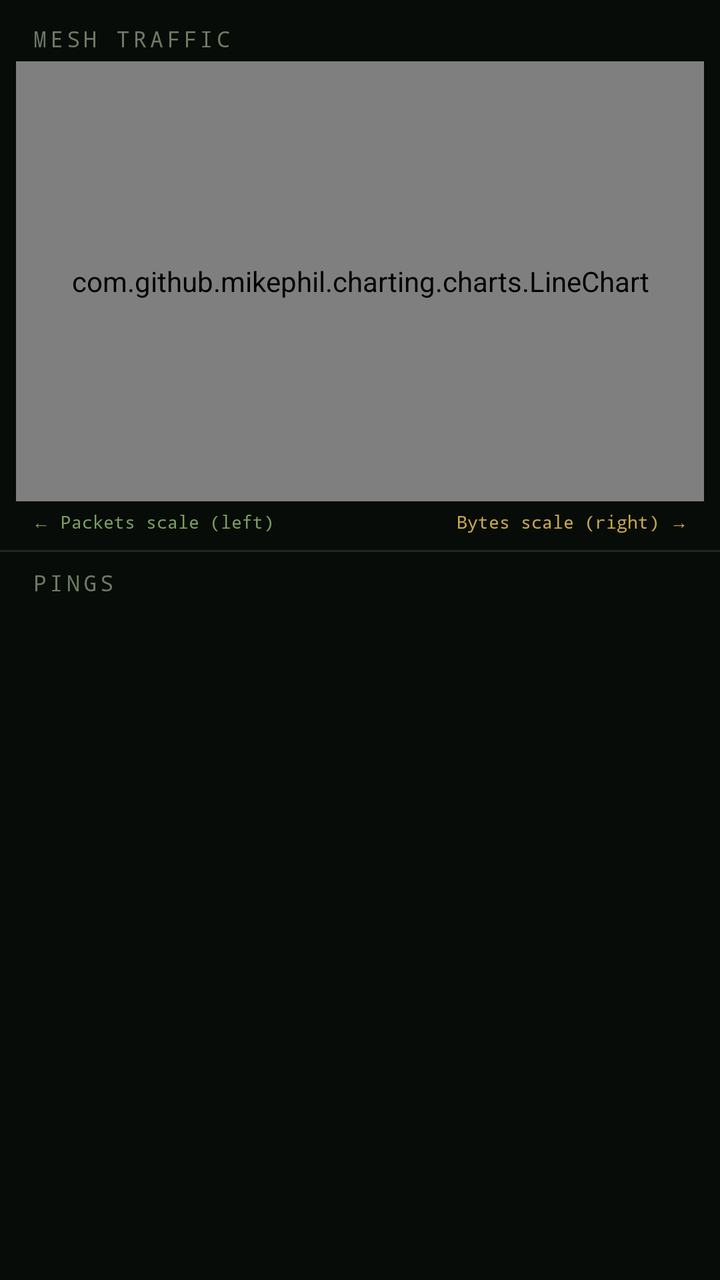
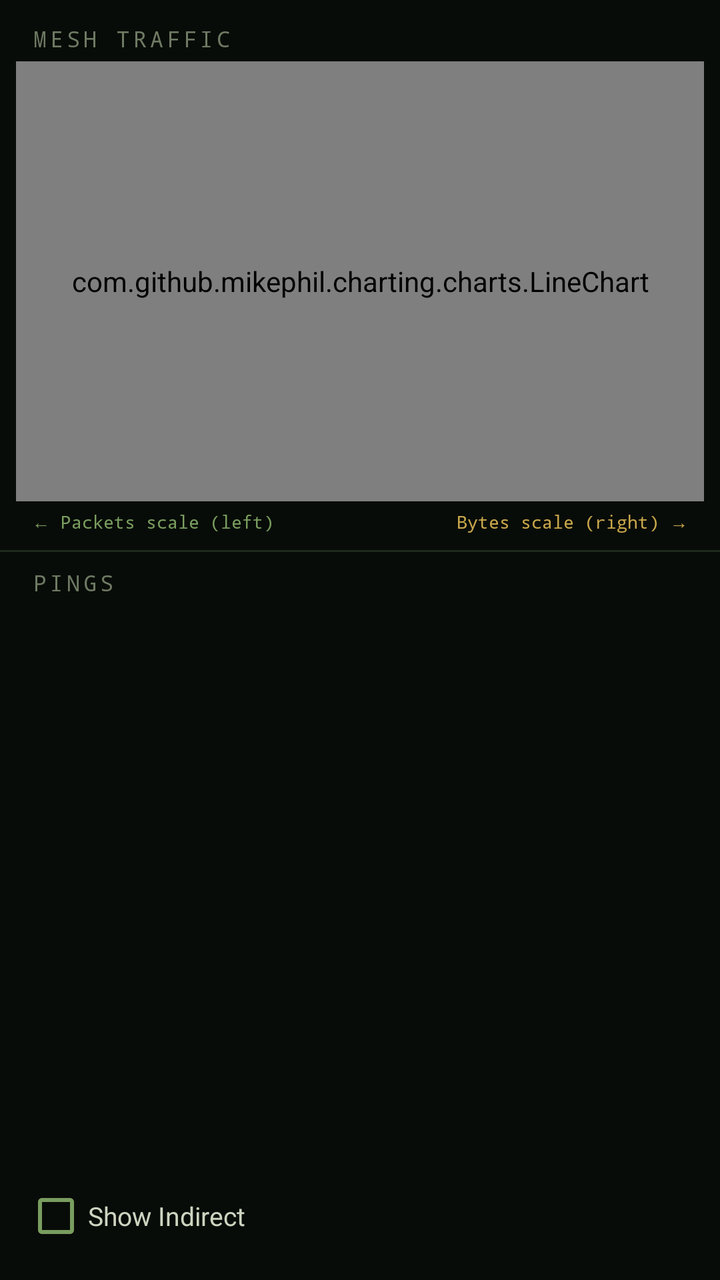

Before-and-after screenshots of an Android layout around one commit, followed by the original layout XML and the change that was made.
<!-- AndroidManifest.xml: application theme Theme.BlackoutCommsLive -->
<!-- res/layout/fragment_traffic.xml -->
<?xml version="1.0" encoding="utf-8"?>
<LinearLayout
    xmlns:android="http://schemas.android.com/apk/res/android"
    android:layout_width="match_parent"
    android:layout_height="match_parent"
    android:orientation="vertical"
    android:background="@color/background">

    
    <TextView
        android:layout_width="match_parent"
        android:layout_height="wrap_content"
        android:text="MESH TRAFFIC"
        android:textColor="@color/text_secondary"
        android:textSize="11sp"
        android:letterSpacing="0.15"
        android:fontFamily="monospace"
        android:paddingStart="16dp"
        android:paddingTop="12dp"
        android:paddingBottom="4dp" />

    
    <com.github.mikephil.charting.charts.LineChart
        android:id="@+id/chart"
        android:layout_width="match_parent"
        android:layout_height="220dp"
        android:background="@color/surface"
        android:layout_marginStart="8dp"
        android:layout_marginEnd="8dp"
        android:layout_marginBottom="4dp" />

    
    <LinearLayout
        android:layout_width="match_parent"
        android:layout_height="wrap_content"
        android:orientation="horizontal"
        android:paddingStart="16dp"
        android:paddingEnd="16dp"
        android:paddingBottom="4dp">

        <TextView
            android:layout_width="0dp"
            android:layout_height="wrap_content"
            android:layout_weight="1"
            android:text="← Packets scale (left)"
            android:textSize="9sp"
            android:fontFamily="monospace"
            android:textColor="#7A9E5F" />

        <TextView
            android:layout_width="0dp"
            android:layout_height="wrap_content"
            android:layout_weight="1"
            android:text="Bytes scale (right) →"
            android:textSize="9sp"
            android:fontFamily="monospace"
            android:textColor="#C8A84B"
            android:gravity="end" />

    </LinearLayout>

    <View
        android:layout_width="match_parent"
        android:layout_height="1dp"
        android:background="@color/divider"
        android:layout_marginTop="4dp" />

    
    <TextView
        android:layout_width="match_parent"
        android:layout_height="wrap_content"
        android:text="PINGS"
        android:textColor="@color/text_secondary"
        android:textSize="11sp"
        android:letterSpacing="0.15"
        android:fontFamily="monospace"
        android:paddingStart="16dp"
        android:paddingTop="8dp"
        android:paddingBottom="4dp" />

    <androidx.recyclerview.widget.RecyclerView
        android:id="@+id/recycler_pings"
        android:layout_width="match_parent"
        android:layout_height="0dp"
        android:layout_weight="1"
        android:clipToPadding="false"
        android:paddingBottom="8dp" />

</LinearLayout>
<!-- resources referenced by this layout -->
<resources>
  <color name="background">#080C08</color>
  <color name="divider">#1E2A1E</color>
  <color name="surface">#0F140F</color>
  <color name="text_secondary">#6E7A63</color>
  <style name="Theme.BlackoutCommsLive" parent="Theme.MaterialComponents.DayNight.NoActionBar">
          <item name="colorPrimary">@color/primary</item>
          <item name="colorPrimaryVariant">@color/primary_variant</item>
          <item name="colorOnPrimary">@color/text_primary</item>
          <item name="colorSecondary">@color/accent</item>
          <item name="colorOnSecondary">@color/background</item>
          <item name="android:colorBackground">@color/background</item>
          <item name="android:windowBackground">@color/background</item>
          <item name="bottomSheetDialogTheme">@style/BottomSheetDialogTheme</item>
          
          <item name="materialAlertDialogTheme">@style/AlertDialogTheme</item>
          
          <item name="alertDialogTheme">@style/AlertDialogTheme</item>
      </style>
  <color name="primary">#1A2E1A</color>
  <color name="primary_variant">#0D1A0D</color>
  <color name="text_primary">#CDD4C0</color>
  <color name="accent">#7A9E5F</color>
  <style name="BottomSheetDialogTheme" parent="Theme.MaterialComponents.BottomSheetDialog">
          <item name="android:windowIsFloating">false</item>
          <item name="bottomSheetStyle">@style/BottomSheetStyle</item>
      </style>
  <style name="AlertDialogTheme" parent="ThemeOverlay.MaterialComponents.MaterialAlertDialog">
          <item name="colorSurface">@color/surface</item>
          <item name="colorOnSurface">@color/text_primary</item>
          <item name="colorPrimary">@color/accent</item>
          <item name="android:textColorPrimary">@color/text_primary</item>
          <item name="android:textColorSecondary">@color/text_secondary</item>
          <item name="buttonBarPositiveButtonStyle">@style/DialogButtonStyle</item>
          <item name="buttonBarNegativeButtonStyle">@style/DialogButtonStyle</item>
          <item name="buttonBarNeutralButtonStyle">@style/DialogButtonStyle</item>
      </style>
  <style name="BottomSheetStyle" parent="Widget.Design.BottomSheet.Modal">
          <item name="android:background">@color/surface</item>
      </style>
  <style name="DialogButtonStyle" parent="Widget.MaterialComponents.Button.TextButton.Dialog">
          <item name="android:textColor">@color/accent</item>
      </style>
</resources>

<!-- the commit's change to res/layout/fragment_traffic.xml (unified diff, before → after) -->
@@ -86,4 +86,17 @@
         android:clipToPadding="false"
         android:paddingBottom="8dp" />
 
+    <CheckBox
+        android:id="@+id/checkbox_show_indirect"
+        android:layout_width="wrap_content"
+        android:layout_height="wrap_content"
+        android:layout_marginStart="12dp"
+        android:layout_marginEnd="12dp"
+        android:layout_marginBottom="8dp"
+        android:text="Show Indirect"
+        android:textColor="@color/text_primary"
+        android:textSize="13sp"
+        android:buttonTint="@color/accent"
+        android:checked="false" />
+
 </LinearLayout>
<!-- resource entries referenced after the edit -->
@@ -1,8 +1,10 @@
 <!-- resources referenced by this layout -->
 <resources>
+  <color name="accent">#7A9E5F</color>
   <color name="background">#080C08</color>
   <color name="divider">#1E2A1E</color>
   <color name="surface">#0F140F</color>
+  <color name="text_primary">#CDD4C0</color>
   <color name="text_secondary">#6E7A63</color>
   <style name="Theme.BlackoutCommsLive" parent="Theme.MaterialComponents.DayNight.NoActionBar">
           <item name="colorPrimary">@color/primary</item>
@@ -20,8 +22,6 @@
       </style>
   <color name="primary">#1A2E1A</color>
   <color name="primary_variant">#0D1A0D</color>
-  <color name="text_primary">#CDD4C0</color>
-  <color name="accent">#7A9E5F</color>
   <style name="BottomSheetDialogTheme" parent="Theme.MaterialComponents.BottomSheetDialog">
           <item name="android:windowIsFloating">false</item>
           <item name="bottomSheetStyle">@style/BottomSheetStyle</item>
